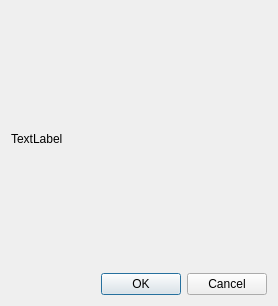
This is structurebrowser.ui in FrankMamuda/fumingcube as Qt 5 draws it before an edit. The edited form follows.
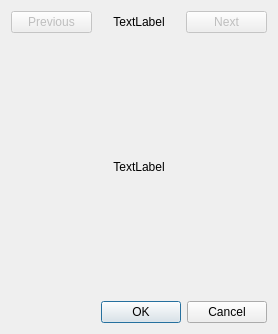
This is the edited form. Icons and pictures are not drawn.

What changed in the file:
```diff
--- a/structurebrowser.ui
+++ b/structurebrowser.ui
@@ -7,7 +7,7 @@
     <x>0</x>
     <y>0</y>
     <width>274</width>
-    <height>303</height>
+    <height>334</height>
    </rect>
   </property>
   <property name="windowTitle">
@@ -15,7 +15,50 @@
   </property>
   <layout class="QVBoxLayout" name="verticalLayout">
    <item>
-    <widget class="QLabel" name="label">
+    <layout class="QHBoxLayout" name="horizontalLayout">
+     <item>
+      <widget class="QPushButton" name="prevButton">
+       <property name="enabled">
+        <bool>false</bool>
+       </property>
+       <property name="text">
+        <string>Previous</string>
+       </property>
+       <property name="icon">
+        <iconset theme="left"/>
+       </property>
+      </widget>
+     </item>
+     <item>
+      <widget class="QLabel" name="name">
+       <property name="text">
+        <string>TextLabel</string>
+       </property>
+       <property name="alignment">
+        <set>Qt::AlignCenter</set>
+       </property>
+       <property name="wordWrap">
+        <bool>true</bool>
+       </property>
+      </widget>
+     </item>
+     <item>
+      <widget class="QPushButton" name="nextButton">
+       <property name="enabled">
+        <bool>false</bool>
+       </property>
+       <property name="text">
+        <string>Next</string>
+       </property>
+       <property name="icon">
+        <iconset theme="right"/>
+       </property>
+      </widget>
+     </item>
+    </layout>
+   </item>
+   <item>
+    <widget class="QLabel" name="formula">
      <property name="minimumSize">
       <size>
        <width>256</width>
@@ -25,6 +68,9 @@
      <property name="text">
       <string>TextLabel</string>
      </property>
+     <property name="alignment">
+      <set>Qt::AlignCenter</set>
+     </property>
     </widget>
    </item>
    <item>
```
Left out of the diff: 5 changed lines with no effect on the pictures.
